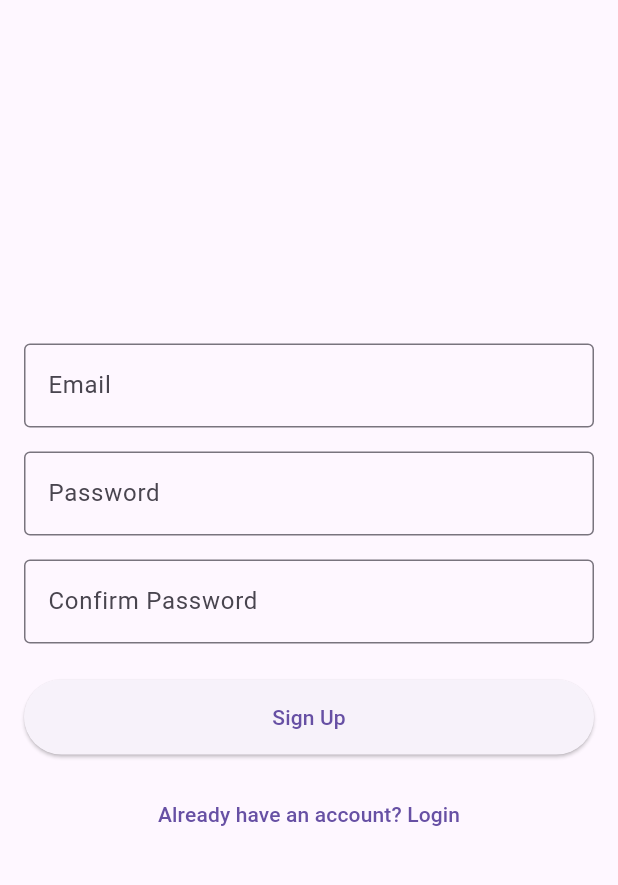
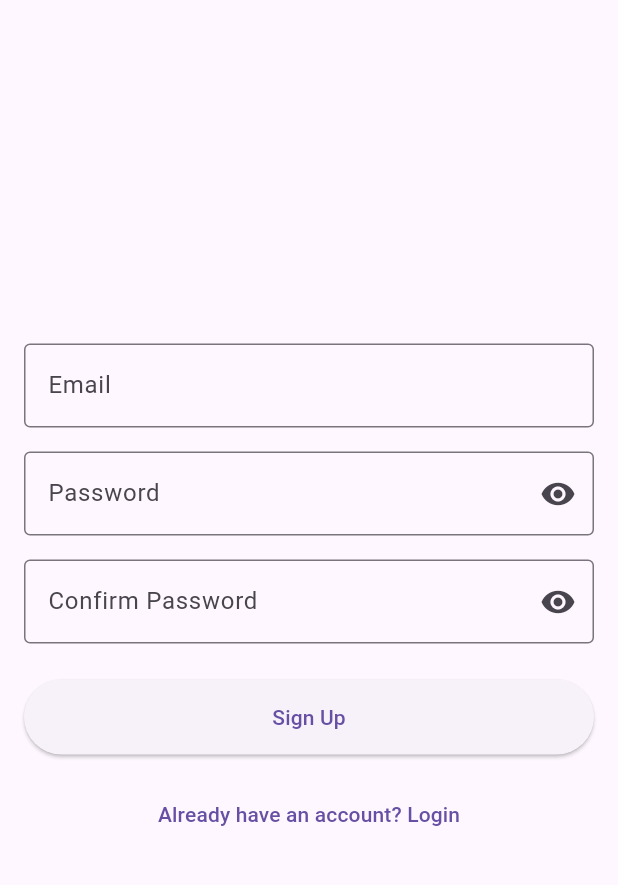
Before and after one commit to JoshuaNgugi/momentum, a Flutter app: the screen it shows after launch, after a tap on "Login", after a tap on "Don't have an account? Sign Up", on a phone screen of 412 x 824 dp, the part 63-948 px from its top. Run offline on Flutter 3.47's test engine with Material 3 defaults, Android fonts, the phone set to English and light mode, and no system bars; our stand-ins replace cloud_firestore, firebase_auth, firebase_core, firebase_storage, flutter_image_compress, image_picker and 2 more; accounts and stored records are empty; network calls fail.

Commit message:
add visibility for pass fields

```diff
--- a/lib/login_screen.dart
+++ b/lib/login_screen.dart
@@ -15,6 +15,7 @@ class _LoginScreenState extends State<LoginScreen> {
   final AuthService _authService = AuthService();
   bool _isLoading = false;
   String? _errorMessage;
+  bool _isObscured = true;
 
   Future<void> _login() async {
     setState(() {
@@ -71,11 +72,21 @@ class _LoginScreenState extends State<LoginScreen> {
             const SizedBox(height: 16.0),
             TextField(
               controller: _passwordController,
-              decoration: const InputDecoration(
+              decoration: InputDecoration(
                 labelText: 'Password',
                 border: OutlineInputBorder(),
+                suffixIcon: IconButton(
+                  icon: Icon(
+                    _isObscured ? Icons.visibility : Icons.visibility_off,
+                  ),
+                  onPressed: () {
+                    setState(() {
+                      _isObscured = !_isObscured;
+                    });
+                  },
+                ),
               ),
-              obscureText: true,
+              obscureText: _isObscured,
             ),
             if (_errorMessage != null)
               Padding(
--- a/lib/main.dart
+++ b/lib/main.dart
@@ -30,6 +30,7 @@ class MyApp extends StatelessWidget {
   @override
   Widget build(BuildContext context) {
     return MaterialApp(
+      debugShowCheckedModeBanner: false,
       title: 'Momentum',
       theme: ThemeData(
         primarySwatch: Colors.blue,
--- a/lib/signup_screen.dart
+++ b/lib/signup_screen.dart
@@ -17,6 +17,8 @@ class _SignupScreenState extends State<SignupScreen> {
   final AuthService _authService = AuthService();
   bool _isLoading = false;
   String? _errorMessage;
+  bool _isPasswordObscured = true;
+  bool _isConfirmPasswordObscured = true;
 
   Future<void> _signup() async {
     setState(() {
@@ -82,20 +84,40 @@ class _SignupScreenState extends State<SignupScreen> {
             const SizedBox(height: 16.0),
             TextField(
               controller: _passwordController,
-              decoration: const InputDecoration(
+              decoration: InputDecoration(
                 labelText: 'Password',
                 border: OutlineInputBorder(),
+                suffixIcon: IconButton(
+                  icon: Icon(
+                    _isPasswordObscured ? Icons.visibility : Icons.visibility_off,
+                  ),
+                  onPressed: () {
+                    setState(() {
+                      _isPasswordObscured = !_isPasswordObscured;
+                    });
+                  },
+                ),
               ),
-              obscureText: true,
+              obscureText: _isPasswordObscured,
             ),
             const SizedBox(height: 16.0),
             TextField(
               controller: _confirmPasswordController,
-              decoration: const InputDecoration(
+              decoration: InputDecoration(
                 labelText: 'Confirm Password',
                 border: OutlineInputBorder(),
+                suffixIcon: IconButton(
+                  icon: Icon(
+                    _isConfirmPasswordObscured ? Icons.visibility : Icons.visibility_off,
+                  ),
+                  onPressed: () {
+                    setState(() {
+                      _isConfirmPasswordObscured = !_isConfirmPasswordObscured;
+                    });
+                  },
+                ),
               ),
-              obscureText: true,
+              obscureText: _isConfirmPasswordObscured,
             ),
             if (_errorMessage != null)
               Padding(
```
